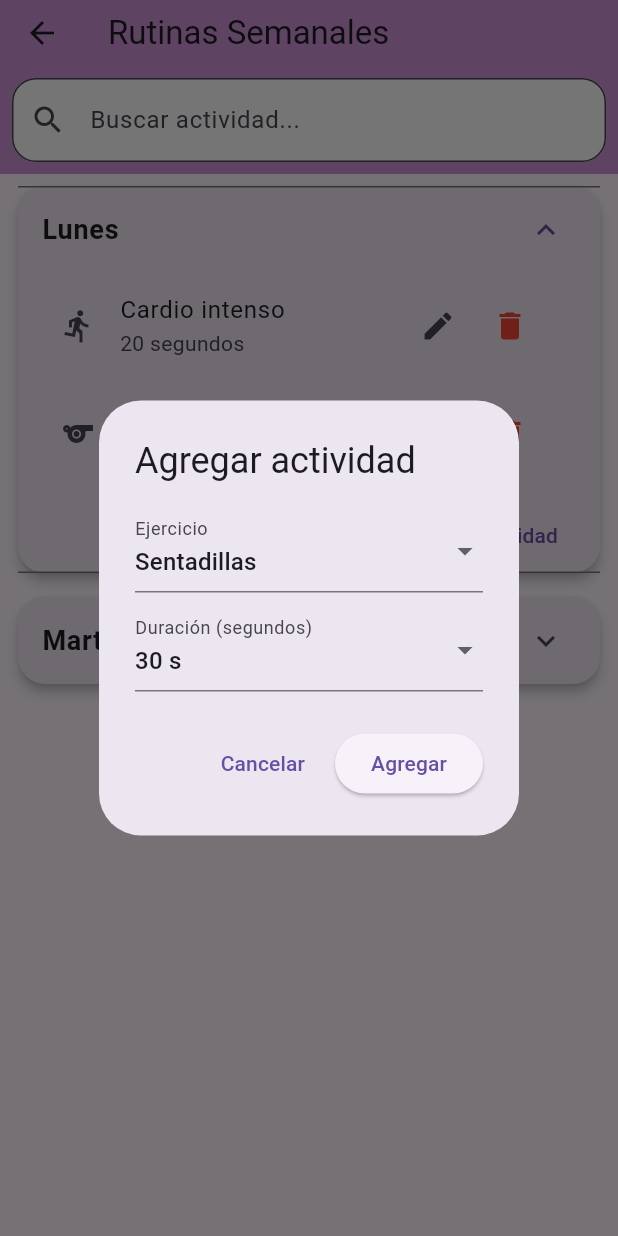
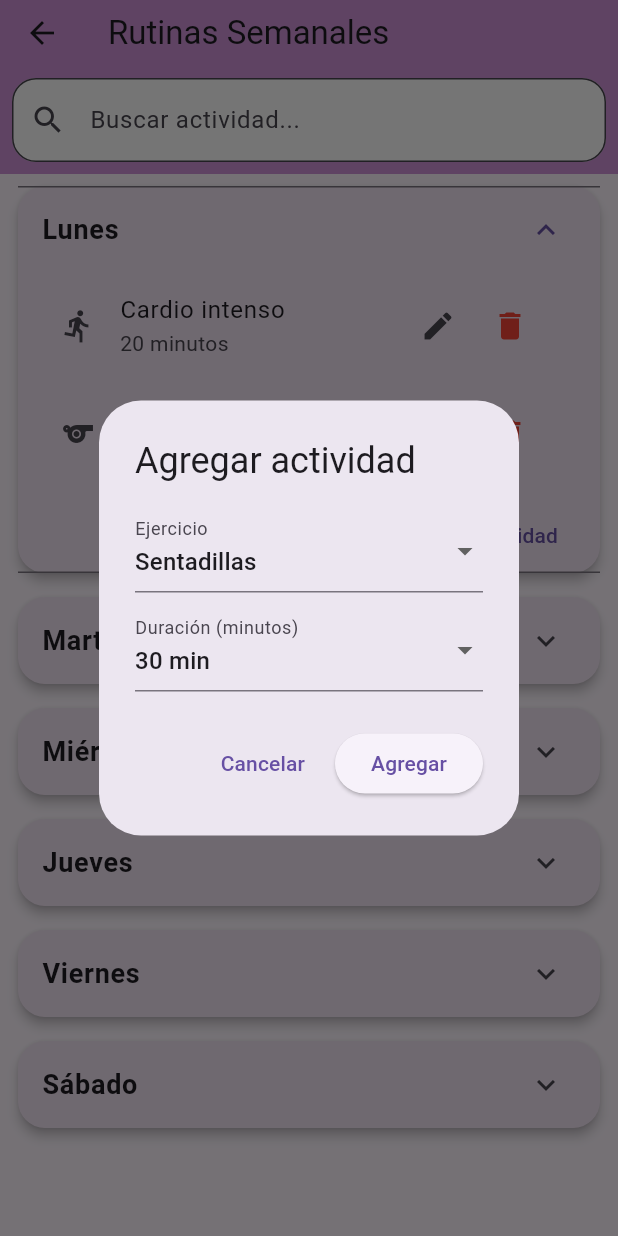
Before and after one commit to AraMirta/FitControl, a Flutter app: the WorkoutsScreen screen opened by its route, after a tap on "Lunes", after a tap on "Agregar actividad", on a phone screen of 412 x 824 dp. Run offline on Flutter 3.47's test engine with Material 3 defaults, Android fonts, the light colour scheme and no system bars; our stand-ins replace fl_chart, shared_preferences, table_calendar; accounts and stored records are empty.

Commit message:
agregados todos los dias

```diff
--- a/lib/models/local_data.dart
+++ b/lib/models/local_data.dart
@@ -32,7 +32,7 @@
   "Cardio intenso",
   "Fuerza tren superior",
   "Fuerza tren inferior",
-  "HIIT",
+  "Sentadillas",
   "Funcional",
   "Abdominales",
   "Yoga",
@@ -51,6 +51,21 @@
   DayRoutine(day: "Martes", activities: [
     Workout(name: "Fuerza tren inferior", duration: 25),
   ]),
+  DayRoutine(day: "Miércoles", activities: [
+    Workout(name: "Yoga", duration: 30),
+  ]),
+  DayRoutine(day: "Jueves", activities: [
+    Workout(name: "Cardio ligero", duration: 15),
+    Workout(name: "Estiramientos", duration: 10),
+  ]),
+  DayRoutine(day: "Viernes", activities: [
+    Workout(name: "Fuerza tren superior", duration: 20),
+    Workout(name: "Abdominales", duration: 10),
+  ]),
+  DayRoutine(day: "Sábado", activities: [
+    Workout(name: "Funcional", duration: 25),
+  ]),
+
 ];
 
 
--- a/lib/screens/edit_profile_screen.dart
+++ b/lib/screens/edit_profile_screen.dart
@@ -119,7 +119,7 @@
                   ),
                 ),
                 DropdownButtonFormField<int>(
-                  initialValue: _selectedAge,
+                  value: _selectedAge,
                   decoration: InputDecoration(
                     labelText: 'Edad',
                     errorText: _ageError.isNotEmpty ? _ageError : null,
--- a/lib/screens/workouts_screen.dart
+++ b/lib/screens/workouts_screen.dart
@@ -115,7 +115,7 @@
                         return ListTile(
                           leading: Icon(_getWorkoutIcon(a.name)),
                           title: Text(a.name),
-                          subtitle: Text("${a.duration} segundos"),
+                          subtitle: Text("${a.duration} minutos"),
                           trailing: Row(
                             mainAxisSize: MainAxisSize.min,
                             children: [
@@ -193,9 +193,9 @@
             const SizedBox(height: 10),
             DropdownButtonFormField<int>(
               value: selectedDuration,
-              decoration: const InputDecoration(labelText: "Duración (segundos)"),
+              decoration: const InputDecoration(labelText: "Duración (minutos)"),
               items: availableDurations
-                  .map((d) => DropdownMenuItem(value: d, child: Text("$d s")))
+                  .map((d) => DropdownMenuItem(value: d, child: Text("$d min")))
                   .toList(),
               onChanged: (v) => selectedDuration = v,
             ),
@@ -255,10 +255,10 @@
             const SizedBox(height: 10),
             DropdownButtonFormField<int>(
               value: selectedDuration,
-              decoration: const InputDecoration(labelText: "Duración (segundos)"),
+              decoration: const InputDecoration(labelText: "Duración (minutos)"),
               items: availableDurations
                   .map((d) =>
-                      DropdownMenuItem(value: d, child: Text("$d s")))
+                      DropdownMenuItem(value: d, child: Text("$d min")))
                   .toList(),
               onChanged: (v) => selectedDuration = v!,
             ),
--- a/pubspec.yaml
+++ b/pubspec.yaml
@@ -37,6 +37,7 @@
   fl_chart: ^0.63.0
   table_calendar: ^3.0.9
   shared_preferences: ^2.5.3
+  path_provider: ^2.1.4
 
 dev_dependencies:
   flutter_test:
```
Also changed, not shown: 2 other files.
